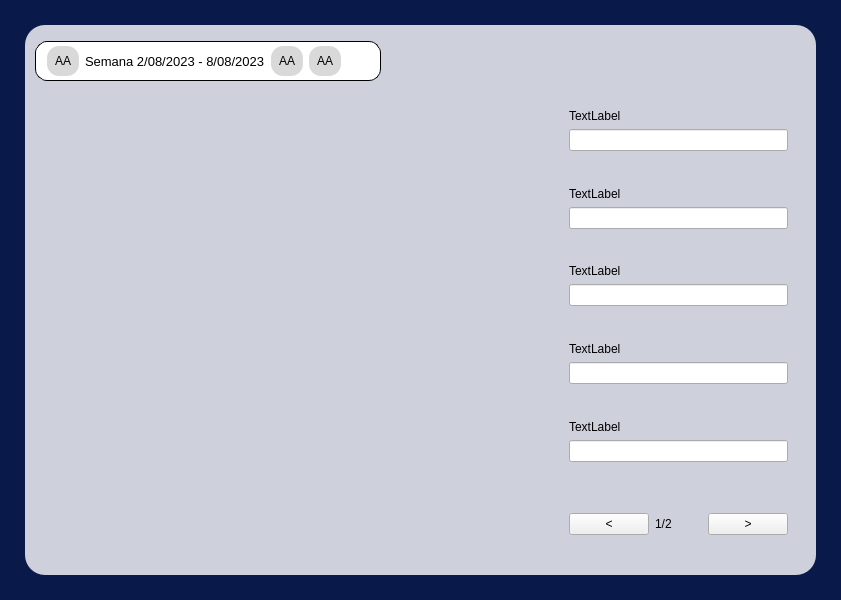
First picture: the form in RawInterfaces/Analisis.ui, repository Ventthos/PollosExpress, before the edit.
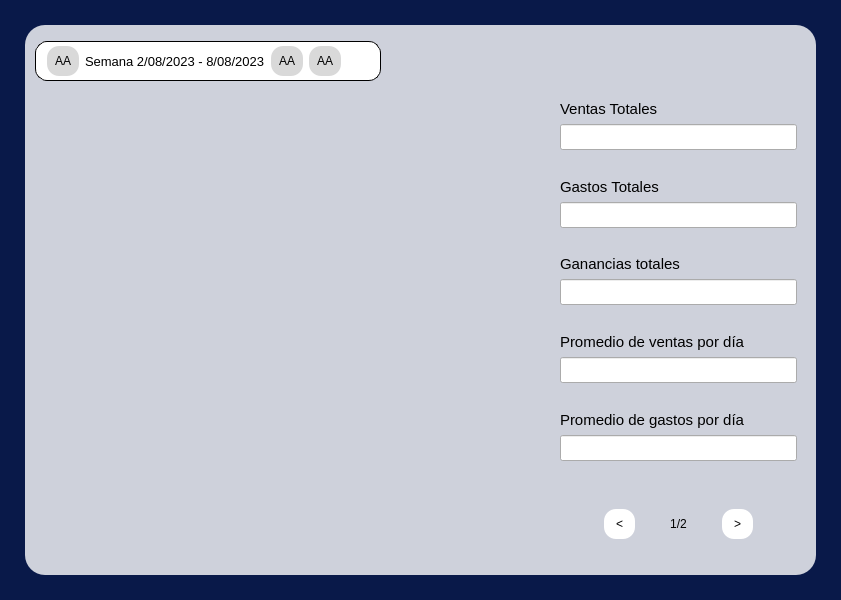
Second picture: the form after the edit.

Patch:
```diff
--- a/RawInterfaces/Analisis.ui
+++ b/RawInterfaces/Analisis.ui
@@ -211,15 +211,38 @@
                     <item alignment="Qt::AlignTop">
                      <widget class="QWidget" name="labelLineEdit_1" native="true">
                       <layout class="QVBoxLayout" name="verticalLayout_8">
+                       <property name="leftMargin">
+                        <number>0</number>
+                       </property>
+                       <property name="topMargin">
+                        <number>0</number>
+                       </property>
+                       <property name="rightMargin">
+                        <number>0</number>
+                       </property>
+                       <property name="bottomMargin">
+                        <number>0</number>
+                       </property>
                        <item>
-                        <widget class="QLabel" name="labelGananciasTot">
+                        <widget class="QLabel" name="labelVentasTot">
+                         <property name="font">
+                          <font>
+                           <pointsize>11</pointsize>
+                          </font>
+                         </property>
                          <property name="text">
-                          <string>TextLabel</string>
+                          <string>Ventas Totales</string>
                          </property>
                         </widget>
                        </item>
                        <item>
-                        <widget class="QLineEdit" name="lineEditGananciasTot"/>
+                        <widget class="QLineEdit" name="lineEditVentasTot">
+                         <property name="font">
+                          <font>
+                           <pointsize>11</pointsize>
+                          </font>
+                         </property>
+                        </widget>
                        </item>
                       </layout>
                      </widget>
@@ -227,15 +250,38 @@
                     <item alignment="Qt::AlignTop">
                      <widget class="QWidget" name="labelLineEdit_2" native="true">
                       <layout class="QVBoxLayout" name="verticalLayout_7">
+                       <property name="leftMargin">
+                        <number>0</number>
+                       </property>
+                       <property name="topMargin">
+                        <number>0</number>
+                       </property>
+                       <property name="rightMargin">
+                        <number>0</number>
+                       </property>
+                       <property name="bottomMargin">
+                        <number>0</number>
+                       </property>
                        <item>
                         <widget class="QLabel" name="labelGastosTot">
+                         <property name="font">
+                          <font>
+                           <pointsize>11</pointsize>
+                          </font>
+                         </property>
                          <property name="text">
-                          <string>TextLabel</string>
+                          <string>Gastos Totales</string>
                          </property>
                         </widget>
                        </item>
                        <item>
-                        <widget class="QLineEdit" name="lineEditGastosTot"/>
+                        <widget class="QLineEdit" name="lineEditGastosTot">
+                         <property name="font">
+                          <font>
+                           <pointsize>11</pointsize>
+                          </font>
+                         </property>
+                        </widget>
                        </item>
                       </layout>
                      </widget>
@@ -243,15 +289,38 @@
                     <item alignment="Qt::AlignTop">
                      <widget class="QWidget" name="labelLineEdit_5" native="true">
                       <layout class="QVBoxLayout" name="verticalLayout_12">
+                       <property name="leftMargin">
+                        <number>0</number>
+                       </property>
+                       <property name="topMargin">
+                        <number>0</number>
+                       </property>
+                       <property name="rightMargin">
+                        <number>0</number>
+                       </property>
+                       <property name="bottomMargin">
+                        <number>0</number>
+                       </property>
                        <item>
-                        <widget class="QLabel" name="labelGananciaTotal">
+                        <widget class="QLabel" name="labelRendimientoTotal">
+                         <property name="font">
+                          <font>
+                           <pointsize>11</pointsize>
+                          </font>
+                         </property>
                          <property name="text">
-                          <string>TextLabel</string>
+                          <string>Ganancias totales</string>
                          </property>
                         </widget>
                        </item>
                        <item>
-                        <widget class="QLineEdit" name="lineEdit_5"/>
+                        <widget class="QLineEdit" name="GananciasTotales">
+                         <property name="font">
+                          <font>
+                           <pointsize>11</pointsize>
+                          </font>
+                         </property>
+                        </widget>
                        </item>
                       </layout>
                      </widget>
@@ -259,15 +328,38 @@
                     <item alignment="Qt::AlignTop">
                      <widget class="QWidget" name="labelLineEdit_3" native="true">
                       <layout class="QVBoxLayout" name="verticalLayout_9">
+                       <property name="leftMargin">
+                        <number>0</number>
+                       </property>
+                       <property name="topMargin">
+                        <number>0</number>
+                       </property>
+                       <property name="rightMargin">
+                        <number>0</number>
+                       </property>
+                       <property name="bottomMargin">
+                        <number>0</number>
+                       </property>
                        <item>
                         <widget class="QLabel" name="text">
+                         <property name="font">
+                          <font>
+                           <pointsize>11</pointsize>
+                          </font>
+                         </property>
                          <property name="text">
-                          <string>TextLabel</string>
+                          <string>Promedio de ventas por día</string>
                          </property>
                         </widget>
                        </item>
                        <item>
-                        <widget class="QLineEdit" name="lineEditPromedioGananciaDia"/>
+                        <widget class="QLineEdit" name="lineEditPromedioGananciaDia">
+                         <property name="font">
+                          <font>
+                           <pointsize>11</pointsize>
+                          </font>
+                         </property>
+                        </widget>
                        </item>
                       </layout>
                      </widget>
@@ -275,15 +367,38 @@
                     <item alignment="Qt::AlignTop">
                      <widget class="QWidget" name="labelLineEdit_4" native="true">
                       <layout class="QVBoxLayout" name="verticalLayout_10">
+                       <property name="leftMargin">
+                        <number>0</number>
+                       </property>
+                       <property name="topMargin">
+                        <number>0</number>
+                       </property>
+                       <property name="rightMargin">
+                        <number>0</number>
+                       </property>
+                       <property name="bottomMargin">
+                        <number>0</number>
+                       </property>
                        <item>
                         <widget class="QLabel" name="labelPromedioGastoDia">
+                         <property name="font">
+                          <font>
+                           <pointsize>11</pointsize>
+                          </font>
+                         </property>
                          <property name="text">
-                          <string>TextLabel</string>
+                          <string>Promedio de gastos por día</string>
                          </property>
                         </widget>
                        </item>
                        <item>
-                        <widget class="QLineEdit" name="lineEdit_4"/>
+                        <widget class="QLineEdit" name="PromGastos">
+                         <property name="font">
+                          <font>
+                           <pointsize>11</pointsize>
+                          </font>
+                         </property>
+                        </widget>
                        </item>
                       </layout>
                      </widget>
@@ -291,33 +406,53 @@
                     <item>
                      <widget class="QWidget" name="contenedorPagina" native="true">
                       <property name="styleSheet">
-                       <string notr="true">#contenedorSemanas QPushButton{
-	background-color: #d9d9d9;
+                       <string notr="true">#contenedorPagina QPushButton{
+	background-color: white;
 	border: none;
-	padding: 8px;
+	padding: 8px 12px;
 	border-radius: 12px;
 }
 
-#contenedorSemanas QPushButton:Hover{
-	background-color: #c3c3c3;
+#contenedorPagina QPushButton:Hover{
+	background-color: #e6e6e6;
 }</string>
                       </property>
                       <layout class="QHBoxLayout" name="horizontalLayout_3">
-                       <item>
+                       <property name="leftMargin">
+                        <number>0</number>
+                       </property>
+                       <property name="topMargin">
+                        <number>0</number>
+                       </property>
+                       <property name="rightMargin">
+                        <number>0</number>
+                       </property>
+                       <property name="bottomMargin">
+                        <number>0</number>
+                       </property>
+                       <item alignment="Qt::AlignRight">
                         <widget class="QPushButton" name="pushButton_4">
                          <property name="text">
                           <string>&lt;</string>
                          </property>
                         </widget>
                        </item>
-                       <item>
+                       <item alignment="Qt::AlignHCenter">
                         <widget class="QLabel" name="label_7">
+                         <property name="font">
+                          <font>
+                           <pointsize>9</pointsize>
+                          </font>
+                         </property>
                          <property name="text">
                           <string>1/2</string>
                          </property>
+                         <property name="alignment">
+                          <set>Qt::AlignCenter</set>
+                         </property>
                         </widget>
                        </item>
-                       <item>
+                       <item alignment="Qt::AlignLeft">
                         <widget class="QPushButton" name="pushButton_5">
                          <property name="text">
                           <string>&gt;</string>
```
Left out of the diff: 11 changed lines with no effect on the pictures.
